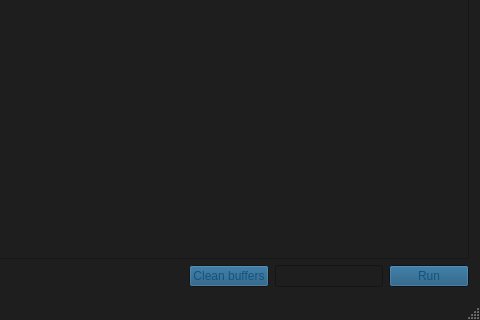
Old version of the form code/xrQt/xrDevLaunch/xrMain.ui in the repository xrLil-Batya/xray-oxygen; both pictures show x 320 to 800 and y 220 to 540 of the 800 by 540 pixel window.
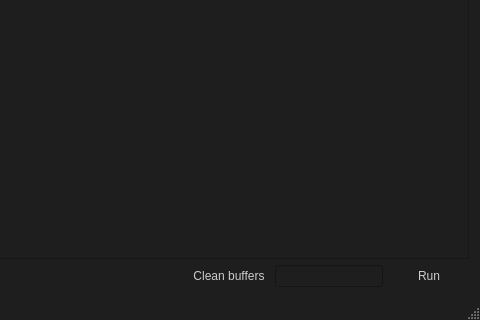
New version of the form.

Patch:
```diff
--- a/code/xrQt/xrDevLaunch/xrMain.ui
+++ b/code/xrQt/xrDevLaunch/xrMain.ui
@@ -619,9 +619,9 @@
            <colorrole role="ButtonText">
             <brush brushstyle="SolidPattern">
              <color alpha="255">
-              <red>22</red>
-              <green>81</green>
-              <blue>121</blue>
+              <red>204</red>
+              <green>204</green>
+              <blue>204</blue>
              </color>
             </brush>
            </colorrole>
@@ -639,9 +639,9 @@
            <colorrole role="ButtonText">
             <brush brushstyle="SolidPattern">
              <color alpha="255">
-              <red>22</red>
-              <green>81</green>
-              <blue>121</blue>
+              <red>204</red>
+              <green>204</green>
+              <blue>204</blue>
              </color>
             </brush>
            </colorrole>
@@ -672,7 +672,7 @@
          <string>Clean buffers</string>
         </property>
         <property name="flat">
-         <bool>false</bool>
+         <bool>true</bool>
         </property>
        </widget>
       </item>
@@ -944,9 +944,9 @@
            <colorrole role="ButtonText">
             <brush brushstyle="SolidPattern">
              <color alpha="255">
-              <red>22</red>
-              <green>81</green>
-              <blue>121</blue>
+              <red>204</red>
+              <green>204</green>
+              <blue>204</blue>
              </color>
             </brush>
            </colorrole>
@@ -1054,9 +1054,9 @@
            <colorrole role="ButtonText">
             <brush brushstyle="SolidPattern">
              <color alpha="255">
-              <red>22</red>
-              <green>81</green>
-              <blue>121</blue>
+              <red>204</red>
+              <green>204</green>
+              <blue>204</blue>
              </color>
             </brush>
            </colorrole>
@@ -1237,7 +1237,7 @@
          <bool>false</bool>
         </property>
         <property name="flat">
-         <bool>false</bool>
+         <bool>true</bool>
         </property>
        </widget>
       </item>
```
